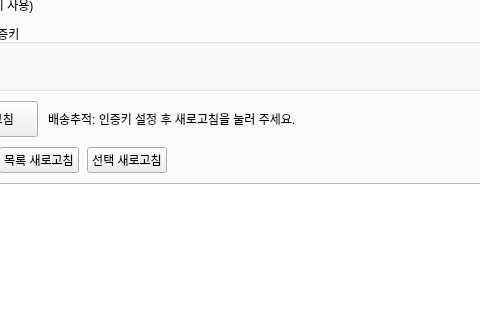
Old version of the form ui/main_window.ui in the repository Peanut0711/easy-fulfill; both pictures show x 116 to 596 and y 83 to 403 of the 880 by 740 pixel window.
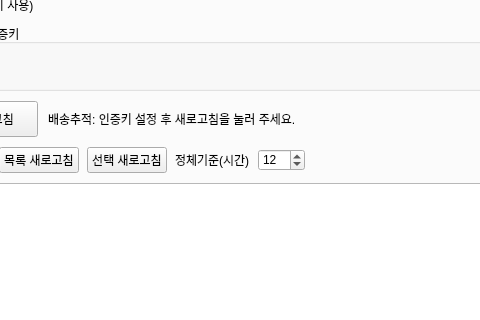
New version of the form. The open tabs and pages were chosen to show the change.

Commit message:
feat: 정체 감지(step 2) — 미완료 N시간 무이동 행 빨강 표시 + 건수 경고
- 배송추적 탭에 「정체기준(시간)」 스핀박스(기본 12h, 1~168h, 설정 저장)
- 미완료 + 최근이벤트(없으면 등록) 후 기준시간 초과 → 행 연빨강 강조
- 건수 라벨에 "⚠️ 정체 N건(Nh+)" 빨강 표시
- 이벤트/등록 시각 양식 모두 파싱(_parse_event_dt)

What changed in the file:
```diff
--- a/ui/main_window.ui
+++ b/ui/main_window.ui
@@ -1460,6 +1460,29 @@
             </property>
            </widget>
           </item>
+          <item>
+           <widget class="QLabel" name="label_stale_hours">
+            <property name="text">
+             <string>정체기준(시간)</string>
+            </property>
+           </widget>
+          </item>
+          <item>
+           <widget class="QSpinBox" name="spinBox_stale_hours">
+            <property name="minimum">
+             <number>1</number>
+            </property>
+            <property name="maximum">
+             <number>168</number>
+            </property>
+            <property name="value">
+             <number>12</number>
+            </property>
+            <property name="toolTip">
+             <string>미완료 송장이 이 시간 이상 우체국 이벤트가 없으면 '정체'로 빨갛게 표시합니다.</string>
+            </property>
+           </widget>
+          </item>
           <item>
            <widget class="QLabel" name="label_tracking_count">
             <property name="sizePolicy">
```
The commit also changes 1 other file.
